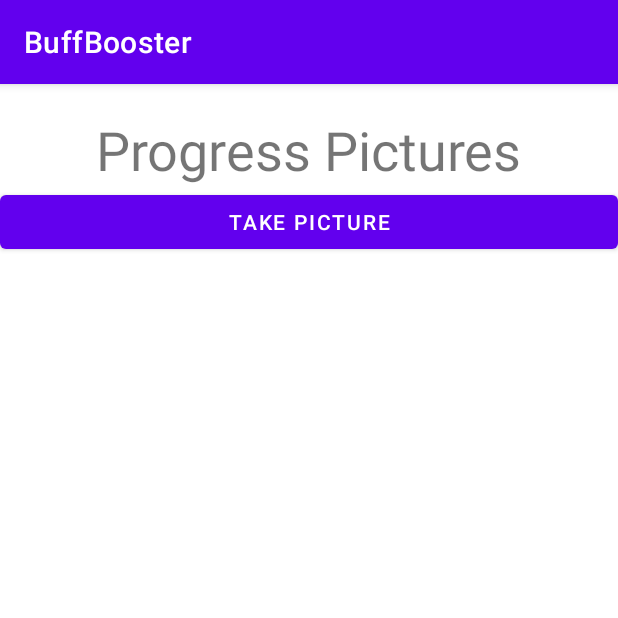
After one commit to jackt0310/Fitness-App, an Android app: the ProgressPictures screen opened directly, with no data from a screen before it, on a phone screen of 412 x 824 dp, the top half of it. The commit adds this screen. Run offline under Robolectric (Android 15) with nearby library versions, the phone set to English and light mode, and no system bars.

Commit message:
WIP Progress Pictures page; various changes.

```diff
--- /dev/null
+++ b/app/src/main/java/com/buffboosterapp/buffbooster/ProgressPictures.java
@@ -0,0 +1,139 @@
+package com.buffboosterapp.buffbooster;
+
+import android.Manifest;
+import android.app.Activity;
+import android.content.ActivityNotFoundException;
+import android.content.ContentResolver;
+import android.content.ContentValues;
+import android.content.Intent;
+import android.content.pm.PackageManager;
+import android.graphics.Bitmap;
+import android.net.Uri;
+import android.os.Build;
+import android.os.Bundle;
+import android.provider.MediaStore;
+import android.view.View;
+import android.widget.Button;
+import android.widget.ImageView;
+import android.widget.LinearLayout;
+import android.widget.Toast;
+
+import androidx.annotation.NonNull;
+import androidx.annotation.RequiresApi;
+import androidx.appcompat.app.AppCompatActivity;
+import androidx.core.app.ActivityCompat;
+import androidx.core.content.ContextCompat;
+
+public class ProgressPictures extends AppCompatActivity {
+    static final int REQUEST_IMAGE_CAPTURE = 1;
+    private static final int MY_CAMERA_REQUEST_CODE = 100;
+
+    ContentValues values;
+    Uri imageUri;
+    @Override
+    protected void onCreate(Bundle savedInstanceState) {
+        super.onCreate(savedInstanceState);
+        setContentView(R.layout.activity_progress_pictures);
+
+        Button takePic = (Button) findViewById(R.id.buttonTakePic);
+
+        takePic.setOnClickListener(new View.OnClickListener() {
+            @RequiresApi(api = Build.VERSION_CODES.M)
+            @Override
+            public void onClick(View v) {
+
+
+                if (checkSelfPermission(Manifest.permission.CAMERA) != PackageManager.PERMISSION_GRANTED) {
+                    requestPermissions(new String[]{Manifest.permission.CAMERA}, MY_CAMERA_REQUEST_CODE);
+                } else {
+                    dispatchTakePictureIntent();
+                }
+            }
+        });
+    }
+
+    @Override
+    public void onRequestPermissionsResult(int requestCode, @NonNull String[] permissions, @NonNull int[] grantResults) {
+        super.onRequestPermissionsResult(requestCode, permissions, grantResults);
+        if (requestCode == MY_CAMERA_REQUEST_CODE) {
+            if (grantResults[0] == PackageManager.PERMISSION_GRANTED) {
+                Toast.makeText(this, "camera permission granted", Toast.LENGTH_LONG).show();
+            } else {
+                Toast.makeText(this, "camera permission denied", Toast.LENGTH_LONG).show();
+            }
+        }
+    }
+
+    private void dispatchTakePictureIntent() {
+        values = new ContentValues();
+        values.put(MediaStore.Images.Media.TITLE, "New Picture");
+        values.put(MediaStore.Images.Media.DESCRIPTION, "From your Camera");
+        imageUri = getContentResolver().insert(
+                MediaStore.Images.Media.EXTERNAL_CONTENT_URI, values);
+        Intent intent = new Intent(MediaStore.ACTION_IMAGE_CAPTURE);
+        intent.putExtra(MediaStore.EXTRA_OUTPUT, imageUri);
+        //startActivityForResult(intent, PICTURE_RESULT);
+
+        try {
+            startActivityForResult(intent, REQUEST_IMAGE_CAPTURE);
+        } catch (ActivityNotFoundException e) {
+            // display error state to the user
+        }
+    }
+
+    /*
+    @Override
+    protected void onActivityResult(int requestCode, int resultCode, Intent data) {
+        super.onActivityResult(requestCode, resultCode, data);
+        if (requestCode == REQUEST_IMAGE_CAPTURE && resultCode == RESULT_OK) {
+            Bundle extras = data.getExtras();
+            Bitmap imageBitmap = (Bitmap) extras.get("data");
+            ImageView imageView = new ImageView(ProgressPictures.this);
+            imageView.setImageBitmap(imageBitmap);
+            LinearLayout linLayout = (LinearLayout) findViewById(R.id.pictureList);
+            imageView.setScaleX(10f);
+            imageView.setScaleY(10f);
+            linLayout.addView(imageView);
+        }
+    }*/
+
+    protected void onActivityResult(int requestCode, int resultCode, Intent data) {
+        super.onActivityResult(requestCode, resultCode, data);
+        switch (requestCode) {
+
+            case REQUEST_IMAGE_CAPTURE:
+                if (requestCode == REQUEST_IMAGE_CAPTURE) {
+                    if (resultCode == Activity.RESULT_OK) {
+                        try {
+                            Bitmap imageBitmap = MediaStore.Images.Media.getBitmap(
+                                    getContentResolver(), imageUri);
+                            //imgView.setImageBitmap(thumbnail);
+                            //imageurl = getRealPathFromURI(imageUri);
+
+                            //Bitmap imageBitmap = (Bitmap) extras.get("data");
+                            ImageView imageView = new ImageView(ProgressPictures.this);
+
+                            imageView.setImageBitmap(imageBitmap);
+
+                            //imageView.setScaleX(10f);
+                            //imageView.setScaleY(10f);
+
+
+                            LinearLayout linLayout = (LinearLayout) findViewById(R.id.pictureList);
+                            linLayout.addView(imageView);
+
+                            imageView.setScaleType(ImageView.ScaleType.FIT_CENTER);
+
+                            imageView.setAdjustViewBounds(true);
+                            imageView.setLayoutParams(new LinearLayout.LayoutParams(
+                                    LinearLayout.LayoutParams.WRAP_CONTENT,
+                                    LinearLayout.LayoutParams.MATCH_PARENT));
+                        } catch (Exception e) {
+                            e.printStackTrace();
+                        }
+
+                    }
+                }
+        }
+    }
+}
--- a/app/src/main/java/com/buffboosterapp/buffbooster/WeightEntry.java
+++ b/app/src/main/java/com/buffboosterapp/buffbooster/WeightEntry.java
@@ -4,11 +4,12 @@ import android.os.Build;
 
 import androidx.annotation.RequiresApi;
 
+import java.io.Serializable;
 import java.time.DayOfWeek;
 import java.time.LocalDate;
 import java.time.LocalDateTime;
 
-public class WeightEntry {
+public class WeightEntry implements Serializable {
     double weight;
     LocalDateTime date;
 
--- a/app/src/main/java/com/buffboosterapp/buffbooster/WeightWeek.java
+++ b/app/src/main/java/com/buffboosterapp/buffbooster/WeightWeek.java
@@ -4,11 +4,12 @@ import android.os.Build;
 
 import androidx.annotation.RequiresApi;
 
+import java.io.Serializable;
 import java.time.LocalDate;
 import java.time.format.DateTimeFormatter;
 import java.util.ArrayList;
 
-public class WeightWeek {
+public class WeightWeek implements Serializable {
     LocalDate startDate;
     LocalDate endDate;
     ArrayList<WeightEntry> weightEntries;
--- /dev/null
+++ b/app/src/main/res/layout/activity_progress_pictures.xml
@@ -0,0 +1,43 @@
+<?xml version="1.0" encoding="utf-8"?>
+<androidx.constraintlayout.widget.ConstraintLayout
+    xmlns:android="http://schemas.android.com/apk/res/android"
+    xmlns:app="http://schemas.android.com/apk/res-auto"
+    xmlns:tools="http://schemas.android.com/tools"
+    android:layout_width="match_parent"
+    android:layout_height="match_parent">
+
+    <TextView
+        android:id="@+id/textView9"
+        android:layout_width="wrap_content"
+        android:layout_height="wrap_content"
+        android:layout_marginTop="19dp"
+        android:text="Progress Pictures"
+        android:textSize="36sp"
+        app:layout_constraintEnd_toEndOf="parent"
+        app:layout_constraintStart_toStartOf="parent"
+        app:layout_constraintTop_toTopOf="parent" />
+
+    <HorizontalScrollView
+        android:layout_width="wrap_content"
+        android:layout_height="0dp"
+        app:layout_constraintBottom_toBottomOf="parent"
+        app:layout_constraintEnd_toEndOf="parent"
+        app:layout_constraintStart_toStartOf="parent"
+        app:layout_constraintTop_toBottomOf="@+id/buttonTakePic">
+
+        <LinearLayout
+            android:id="@+id/pictureList"
+            android:layout_width="wrap_content"
+            android:layout_height="match_parent"
+            android:orientation="horizontal" />
+    </HorizontalScrollView>
+
+    <Button
+        android:id="@+id/buttonTakePic"
+        android:layout_width="0dp"
+        android:layout_height="wrap_content"
+        android:text="Take Picture"
+        app:layout_constraintEnd_toEndOf="parent"
+        app:layout_constraintStart_toStartOf="parent"
+        app:layout_constraintTop_toBottomOf="@+id/textView9" />
+</androidx.constraintlayout.widget.ConstraintLayout>
--- a/app/src/main/res/layout/activity_weight_log.xml
+++ b/app/src/main/res/layout/activity_weight_log.xml
@@ -13,12 +13,14 @@
         app:layout_constraintEnd_toEndOf="parent"
         app:layout_constraintStart_toStartOf="parent"
         app:layout_constraintTop_toBottomOf="@+id/textView8" />
+
     <TextView
         android:id="@+id/textView8"
         android:layout_width="wrap_content"
         android:layout_height="wrap_content"
         android:layout_marginTop="28dp"
         android:text="Weight Log"
+        android:textSize="30sp"
         app:layout_constraintEnd_toEndOf="parent"
         app:layout_constraintStart_toStartOf="parent"
         app:layout_constraintTop_toTopOf="parent" />
@@ -49,6 +51,7 @@
         android:id="@+id/scrollView2"
         android:layout_width="350dp"
         android:layout_height="0dp"
+        android:layout_marginTop="16dp"
         app:layout_constraintBottom_toBottomOf="parent"
         app:layout_constraintEnd_toEndOf="parent"
         app:layout_constraintHorizontal_bias="0.491"
```
Also changed, not shown: app/src/main/AndroidManifest.xml (+10 -0 lines), app/src/main/java/com/buffboosterapp/buffbooster/MainActivity.java (+10 -0 lines), app/src/main/java/com/buffboosterapp/buffbooster/WeightAdapter.java (+7 -2 lines), app/src/main/java/com/buffboosterapp/buffbooster/WeightLog.java (+70 -14 lines), app/src/main/res/layout/activity_about.xml (+14 -1 lines).
